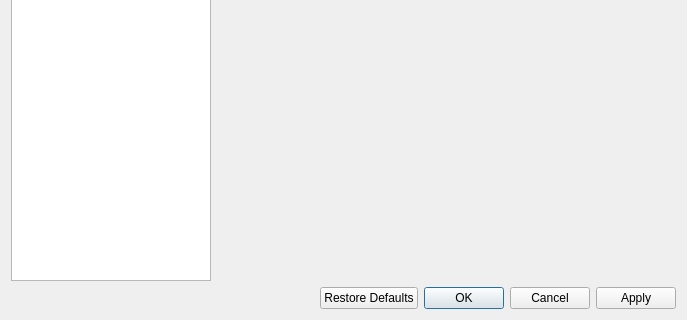
First picture: the form in source/ui/windows/settingswindow.ui, repository Vatsinator/vatsinator-legacy, before the edit; both pictures show x 0 to 687 and y 215 to 535 of the 687 by 535 pixel window.
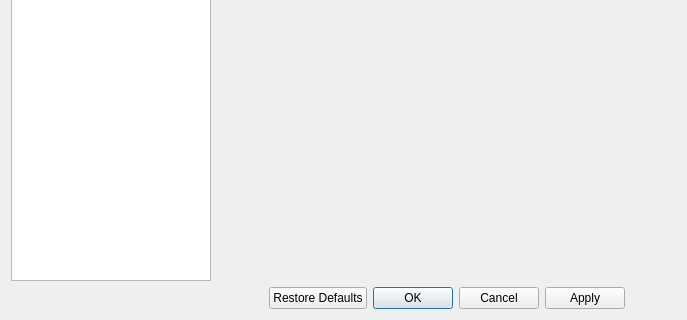
Second picture: the form after the edit. Icons and pictures are not drawn.

```diff
--- a/source/ui/windows/settingswindow.ui
+++ b/source/ui/windows/settingswindow.ui
@@ -19,7 +19,7 @@
   </property>
   <layout class="QHBoxLayout" name="horizontalLayout">
    <item>
-    <layout class="QGridLayout" name="gridLayout">
+    <layout class="QGridLayout" name="gridLayout" columnstretch="0,0,0">
      <item row="0" column="0">
       <widget class="QListWidget" name="CategoryList">
        <property name="sizePolicy">
@@ -66,39 +66,6 @@
        </property>
       </widget>
      </item>
-     <item row="1" column="1">
-      <spacer name="horizontalSpacer_2">
-       <property name="orientation">
-        <enum>Qt::Horizontal</enum>
-       </property>
-       <property name="sizeHint" stdset="0">
-        <size>
-         <width>40</width>
-         <height>20</height>
-        </size>
-       </property>
-      </spacer>
-     </item>
-     <item row="1" column="2">
-      <widget class="QDialogButtonBox" name="OKCancelButtonBox">
-       <property name="standardButtons">
-        <set>QDialogButtonBox::Apply|QDialogButtonBox::Cancel|QDialogButtonBox::Ok|QDialogButtonBox::RestoreDefaults</set>
-       </property>
-      </widget>
-     </item>
-     <item row="1" column="0">
-      <spacer name="horizontalSpacer">
-       <property name="orientation">
-        <enum>Qt::Horizontal</enum>
-       </property>
-       <property name="sizeHint" stdset="0">
-        <size>
-         <width>40</width>
-         <height>20</height>
-        </size>
-       </property>
-      </spacer>
-     </item>
      <item row="0" column="1" colspan="2">
       <widget class="QStackedWidget" name="SwappingWidget">
        <property name="enabled">
@@ -109,6 +76,16 @@
        </property>
       </widget>
      </item>
+     <item row="1" column="1" colspan="2">
+      <widget class="QDialogButtonBox" name="OKCancelButtonBox">
+       <property name="standardButtons">
+        <set>QDialogButtonBox::Apply|QDialogButtonBox::Cancel|QDialogButtonBox::Ok|QDialogButtonBox::RestoreDefaults</set>
+       </property>
+       <property name="centerButtons">
+        <bool>true</bool>
+       </property>
+      </widget>
+     </item>
     </layout>
    </item>
   </layout>
```
Left out of the diff: 32 changed lines with no effect on the pictures.
